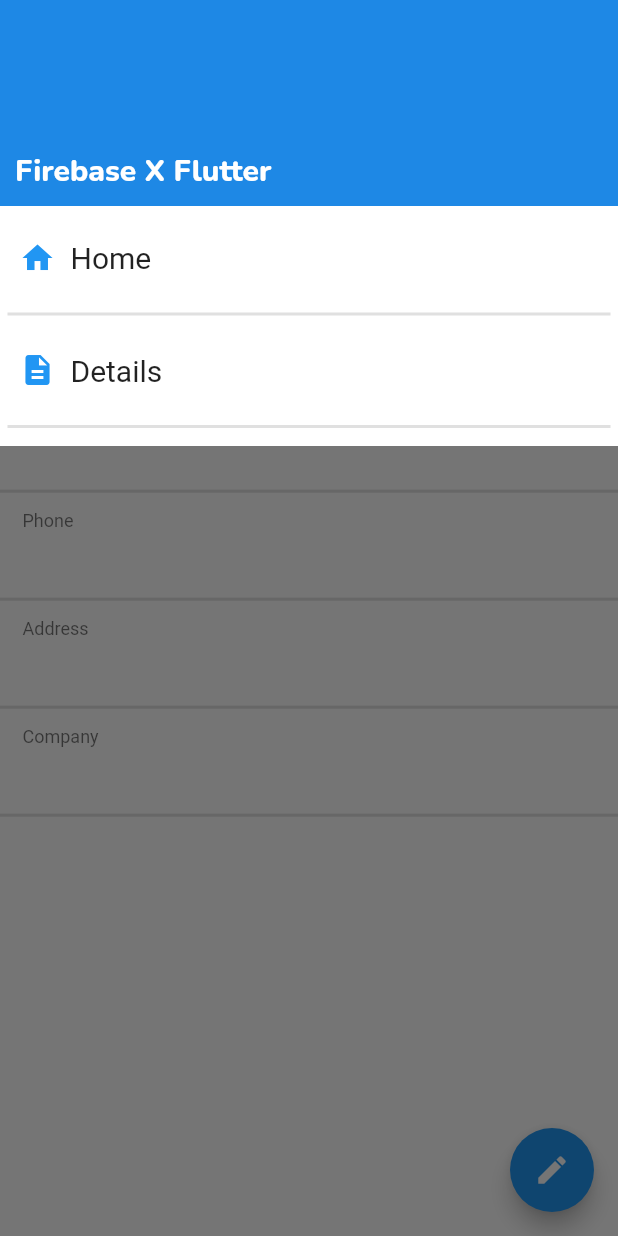
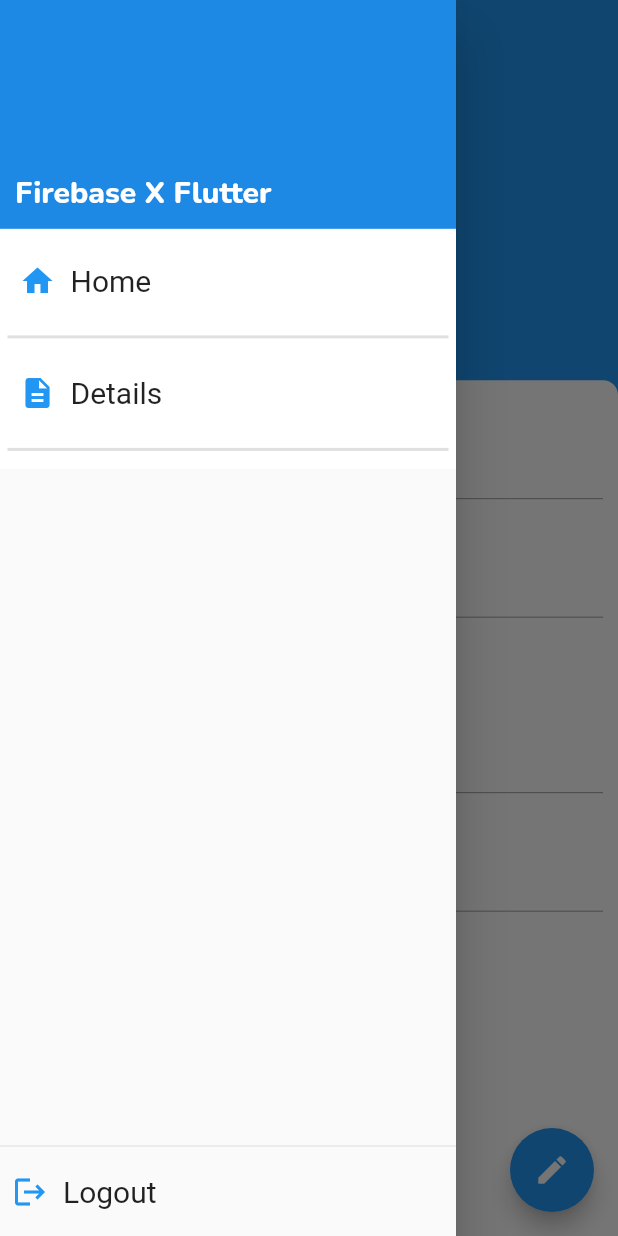
Before and after one commit to SushantSangle/firebase_auth_flutter, a Flutter app: the DetailsPage screen opened directly, with the side drawer open, on a phone screen of 412 x 824 dp. Run offline on Flutter 3.47's test engine with Material 2 defaults, Android fonts, the phone set to English and light mode, and no system bars; our stand-ins replace cloud_firestore, firebase_auth, firebase_core; accounts and stored records are empty.

Commit message:
refactored code

```diff
--- a/lib/common_components/application_drawer.dart
+++ b/lib/common_components/application_drawer.dart
@@ -1,15 +1,20 @@
+import 'package:firebase_auth_flutter/ui/LoginPage.dart';
+import 'package:firebase_auth_flutter/util/firebase_helper.dart';
 import 'package:flutter/material.dart';
 import 'package:firebase_auth_flutter/ui/home_page.dart';
 import 'package:firebase_auth_flutter/ui/details_page.dart';
 
 class AppDrawer extends StatelessWidget {
   @override
-  Widget build(BuildContext context) => Column(
+  Widget build(BuildContext context) => Drawer(
+    semanticLabel: 'Application Drawer',
+    child: Column(
       mainAxisAlignment: MainAxisAlignment.start,
+      mainAxisSize: MainAxisSize.max,
       crossAxisAlignment: CrossAxisAlignment.start,
       children: [
         Expanded(
-        flex: 1,
+          flex: 3,
           child: Container(
               padding: EdgeInsets.all(10),
               color: Colors.blue[600],
@@ -25,13 +30,12 @@
           ),
         ),
         Expanded(
-          flex : 5,
+            flex : 12,
             child: SingleChildScrollView(
               child: Container(
                   padding: EdgeInsets.all(5),
                   color: Colors.white,
                   child: Column(
-                  mainAxisSize: MainAxisSize.max,
                     mainAxisAlignment: MainAxisAlignment.start,
                     crossAxisAlignment: CrossAxisAlignment.start,
                     children: [
@@ -52,13 +56,38 @@
                   )
               ),
             )
+        ),
+        Divider(height: 2),
+        Container(
+          child: drawerEntry(
+            context,
+            title: 'Logout',
+            icon: Icons.logout,
+            onPressed: () async {
+              await FirebaseHelper.signOut();
+              Navigator.popUntil(context, (route) {
+                if(!route.hasActiveRouteBelow)
+                  return true;
+                return false;
+              });
+              Navigator.pushReplacement(
+                context,
+                MaterialPageRoute(
+                  builder: (context) => LoginPage(true),
+                ),
+              );
+
+            }
+          ),
         )
       ],
+    ),
   );
 
-  Widget drawerEntry(BuildContext context,{String title, IconData icon, pageConstructor}) =>
+
+  Widget drawerEntry(BuildContext context,{String title, IconData icon, pageConstructor,onPressed}) =>
     TextButton(
-        onPressed: () {
+        onPressed: onPressed ?? () {
         return Navigator.pushReplacement(
           context,
           MaterialPageRoute(
--- a/lib/ui/LoginPage.dart
+++ b/lib/ui/LoginPage.dart
@@ -21,7 +21,6 @@
 }
 
 class _LoginPageState extends State<LoginPage> {
-  FocusNode focusNode;
   TextEditingController username = TextEditingController();
   TextEditingController password = TextEditingController();
   final _formKey = GlobalKey<FormState>();
@@ -29,13 +28,11 @@
   @override
   void initState() {
     super.initState();
-    focusNode = FocusNode();
   }
 
   @override
   void dispose(){
     super.dispose();
-    focusNode.dispose();
   }
 
   @override
@@ -44,7 +41,7 @@
       body: Center(
         child: SingleChildScrollView(
           child: GestureDetector(
-            onTap: () => FocusScope.of(context).requestFocus(focusNode),
+            onTap: () => FocusScope.of(context).requestFocus(FocusNode()),
             child: Column(
               mainAxisAlignment: MainAxisAlignment.center,
               children: [
@@ -155,7 +152,7 @@
     );
   }
   void login(notifier) async {
-    FocusScope.of(context).requestFocus(focusNode);
+    FocusScope.of(context).requestFocus(FocusNode());
     if(_formKey.currentState.validate()) {
       try {
         await notifier.setLoading(FirebaseHelper.signIn(email: username.text,
--- a/lib/ui/details_page.dart
+++ b/lib/ui/details_page.dart
@@ -1,3 +1,5 @@
+import 'package:firebase_auth_flutter/common_components/text_field_box.dart';
+import 'package:firebase_auth_flutter/util/validator.dart';
 import 'package:flutter/material.dart';
 import 'package:firebase_auth_flutter/util/firebase_helper.dart';
 import 'package:flutter/rendering.dart';
@@ -12,43 +14,79 @@
 
 class _DetailPageState extends State<DetailsPage> {
   Future infoFuture;
+  TextEditingController email;
+  TextEditingController phone;
+  TextEditingController address;
+  TextEditingController company;
+  TextEditingController name;
+  var editMode = false;
 
   @override
   void initState() {
+    email = TextEditingController();
+    phone = TextEditingController();
+    address = TextEditingController();
+    company = TextEditingController();
+    name = TextEditingController();
+    name.text    = '';
+    company.text = '';
+    email.text   = '';
+    phone.text   = '';
+    address.text = '';
+    editMode = false;
     super.initState();
-    infoFuture = FirebaseHelper.getCurrentUserDetails();
+    assignValues();
+  }
+
+  void assignValues() async{
+    infoFuture   = FirebaseHelper.getCurrentUserDetails();
+    try{
+      var data = await infoFuture;
+      name.text = data['displayName'];
+      company.text = data['company'];
+      email.text = data['email'];
+      phone.text = data['phone'];
+      address.text = data['address'];
+    }catch(e){
+
+    }
   }
   @override
   Widget build(BuildContext context) {
-    var height = MediaQuery.of(context).size.height;
+
+
+    final height = MediaQuery.of(context).size.height;
+    final width = MediaQuery.of(context).size.width;
     return Scaffold(
       backgroundColor: Colors.blue,
       drawer: AppDrawer(),
       appBar: AppBar(
         title: Text('User Info'),
         elevation: 0,
-        actions: [
-          TextButton(
-            onPressed: () async {
-              await FirebaseHelper.signOut();
+      ),
+      body: GestureDetector(
+        child:body(height,width),
+        onTap: () => FocusScope.of(context).requestFocus(FocusNode()),
+      ),
+      floatingActionButton: FloatingActionButton(
+        backgroundColor: Colors.blue,
+        foregroundColor: Colors.white,
+        onPressed: () {
+          this.setState(() {
+            this.editMode = !this.editMode;
+          });
         },
-            child: Text(
-                'Logout',
-                style: TextStyle(color: Colors.white),
-            ),
-            style: ButtonStyle(
-              overlayColor: MaterialStateProperty.all<Color>(Colors.blue[600]),
+        child: this.editMode ? Icon(
+          Icons.save
+        ) :
+        Icon(
+          Icons.edit,
         ),
       ),
-        ],
-      ),
-      body: Container(
-        child: FutureBuilder(
-          future: infoFuture,
-          builder:(context,snapshot) {
-            if(snapshot.hasData){
-              print(snapshot.data);
-              return Column(
+    );
+  }
+
+  body(height,width) => Column(
     crossAxisAlignment: CrossAxisAlignment.start,
     children: [
       Container(
@@ -79,7 +117,7 @@
                   width: MediaQuery.of(context).size.width,
                   padding: EdgeInsets.all(10),
                   child: Text(
-                              snapshot.data['displayName'] ?? '',
+                    this.email.text,
                     style: Theme.of(context).textTheme.headline4.copyWith(
                       fontFamily: 'Nunito',
                       color: Colors.white,
@@ -96,26 +134,36 @@
           padding: EdgeInsets.fromLTRB(0, 10, 0, 0),
           decoration: BoxDecoration(
             color: Colors.white,
-                        borderRadius: BorderRadius.vertical(top:Radius.circular(30)),
+            borderRadius: BorderRadius.vertical(top:Radius.circular(10)),
           ),
           child: SingleChildScrollView(
             child: Column(
               children: [
-                            InfoField(
-                              fieldInfo: 'email',
-                              fieldData: snapshot.data['email'],
+                TextFieldBox(
+                  labelText: 'name',
+                  controller: this.name,
+                  disabled: !this.editMode,
+                  width: width,
                 ),
-                            InfoField(
-                              fieldInfo: 'Phone',
-                              fieldData: snapshot.data['phone'],
+                TextFieldBox(
+                  labelText: 'phone number',
+                  controller: this.phone,
+                  disabled: !this.editMode,
+                  textValidator: Validator.number,
+                  width: width,
                 ),
-                            InfoField(
-                              fieldInfo: 'Address',
-                              fieldData: snapshot.data['address'],
+                TextFieldBox(
+                  labelText: 'Address',
+                  controller: this.address,
+                  disabled: !this.editMode,
+                  maxLines: 3,
+                  width: width,
                 ),
-                            InfoField(
-                              fieldInfo: 'Company',
-                              fieldData: snapshot.data['company'],
+                TextFieldBox(
+                  labelText: 'Company',
+                  controller: this.company,
+                  disabled: !this.editMode,
+                  width: width,
                 ),
               ],
             ),
@@ -125,23 +173,3 @@
     ],
   );
 }
-            return Container();
-          }
-        ),
-      ),
-      floatingActionButton: FloatingActionButton(
-        backgroundColor: Colors.blue,
-        foregroundColor: Colors.white,
-        onPressed: () {
-          final route = MaterialPageRoute(
-            builder: (context) => HomePage(),
-          );
-          Navigator.pushReplacement(context, route);
-        },
-        child: Icon(
-          Icons.edit,
-        ),
-      ),
-    );
-  }
-}
--- a/lib/ui/home_page.dart
+++ b/lib/ui/home_page.dart
@@ -7,10 +7,7 @@
   @override
   build(BuildContext context) {
     return Scaffold(
-      drawer: Drawer(
-        semanticLabel: 'App Drawer',
-        child: AppDrawer(),
-      ),
+      drawer: AppDrawer(),
       appBar: AppBar(
         title: Text('Home page'),
         elevation: 0,
```
Lines whose indentation alone changed are shown as unchanged.
